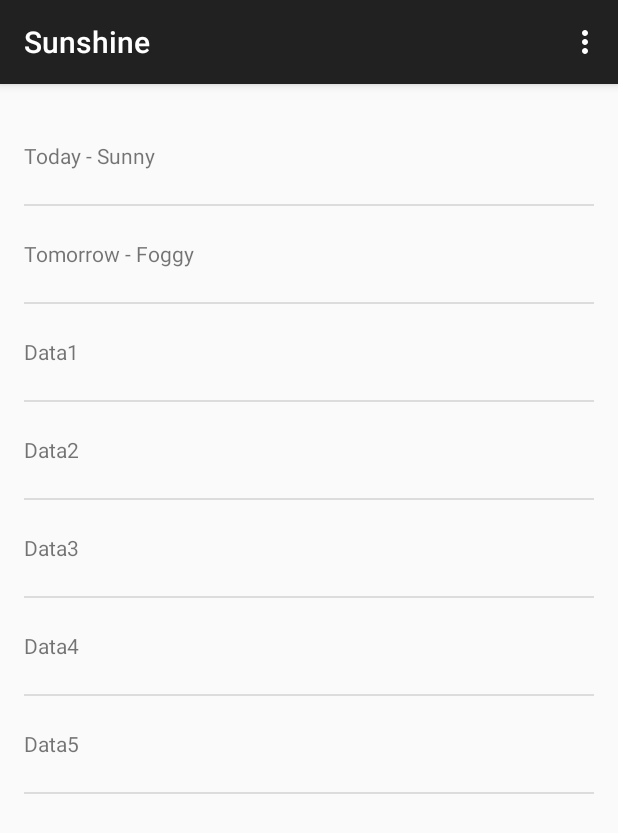
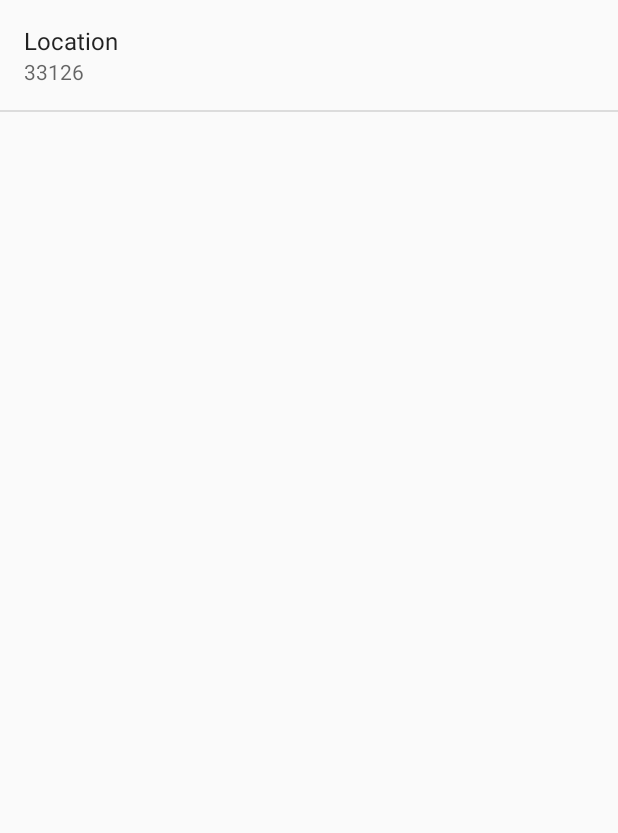
Before and after one commit to mhdaniel24/Sunshine, an Android app: the screen it shows after launch (MainActivity before the commit, SettingsActivity after it), in the options menu, after a tap on "Settings", on a phone screen of 412 x 824 dp. Shown: the top 833 px of the screen. Run offline under Robolectric (Android 15) with nearby library versions, the phone set to English and light mode, and no system bars.

Commit message:
Sunshine app settings created

```diff
--- a/app/build.gradle
+++ b/app/build.gradle
@@ -22,4 +22,5 @@ android {
 dependencies {
     compile fileTree(dir: 'libs', include: ['*.jar'])
     compile 'com.android.support:appcompat-v7:22.2.1'
+    compile 'com.android.support:support-v4:22.2.1'
 }
--- a/app/src/main/java/com/example/android/sunshine/app/DetailActivity.java
+++ b/app/src/main/java/com/example/android/sunshine/app/DetailActivity.java
@@ -1,5 +1,6 @@
 package com.example.android.sunshine.app;
 
+import android.content.Intent;
 import android.support.v7.app.ActionBarActivity;
 import android.os.Bundle;
 import android.view.Menu;
@@ -31,6 +32,7 @@ public class DetailActivity extends ActionBarActivity {
 
         //noinspection SimplifiableIfStatement
         if (id == R.id.action_settings) {
+            startActivity(new Intent(this, SettingsActivity.class));
             return true;
         }
 
--- a/app/src/main/java/com/example/android/sunshine/app/MainActivity.java
+++ b/app/src/main/java/com/example/android/sunshine/app/MainActivity.java
@@ -1,7 +1,8 @@
 package com.example.android.sunshine.app;
 
+import android.content.Intent;
+import android.os.Bundle;
 import android.support.v7.app.ActionBarActivity;
-import android.os.Bundle;
 import android.view.Menu;
 import android.view.MenuItem;
 
@@ -31,6 +32,7 @@ public class MainActivity extends ActionBarActivity {
 
         //noinspection SimplifiableIfStatement
         if (id == R.id.action_settings) {
+            startActivity(new Intent(this, SettingsActivity.class));
             return true;
         }
 
--- a/app/src/main/java/com/example/android/sunshine/app/MainActivityFragment.java
+++ b/app/src/main/java/com/example/android/sunshine/app/MainActivityFragment.java
@@ -1,9 +1,11 @@
 package com.example.android.sunshine.app;
 
 import android.content.Intent;
+import android.content.SharedPreferences;
 import android.net.Uri;
 import android.os.AsyncTask;
 import android.os.Bundle;
+import android.preference.PreferenceManager;
 import android.support.v4.app.Fragment;
 import android.util.Log;
 import android.view.LayoutInflater;
@@ -25,8 +27,6 @@ import java.io.InputStreamReader;
 import java.net.HttpURLConnection;
 import java.net.URL;
 import java.util.ArrayList;
-import java.util.Arrays;
-import java.util.List;
 
 
 /**
@@ -56,29 +56,42 @@ public class  MainActivityFragment extends Fragment {
     public boolean onOptionsItemSelected(MenuItem item) {
         int id = item.getItemId();
         if(id == R.id.action_refresh){
-            FetchWeatherTask weatherTask = new FetchWeatherTask();
-            weatherTask.execute("33126");
+            updateWeather();
             return true;
         }
         return super.onOptionsItemSelected(item);
     }
 
     @Override
+    public void onStart() {
+        super.onStart();
+        updateWeather();
+    }
+
+    void updateWeather() {
+        FetchWeatherTask weatherTask = new FetchWeatherTask();
+        SharedPreferences prefs = PreferenceManager.getDefaultSharedPreferences(getActivity());
+        String location = prefs.getString(getString(R.string.pref_location_key), getString(R.string.pref_location_default));
+        weatherTask.execute(location);
+    }
+
+
+    @Override
     public View onCreateView(LayoutInflater inflater, ViewGroup container,
                              Bundle savedInstanceState) {
         View rootView = inflater.inflate(R.layout.fragment_main, container, false);
 
-        String[] forecastArray = {
-                "Today - Sunny",
-                "Tomorrow - Foggy",
-                "Data1",
-                "Data2",
-                "Data3",
-                "Data4",
-                "Data5"
-        };
+//        String[] forecastArray = {
+//                "Today - Sunny",
+//                "Tomorrow - Foggy",
+//                "Data1",
+//                "Data2",
+//                "Data3",
+//                "Data4",
+//                "Data5"
+//        };
 
-        List<String> weekForcast = new ArrayList<String>(Arrays.asList(forecastArray));
+        // List<String> weekForcast = new ArrayList<String>(Arrays.asList(forecastArray));
 
         //this is the adapter for the list view of forcast
          mForcastAdapter = new ArrayAdapter<String>(
@@ -89,7 +102,7 @@ public class  MainActivityFragment extends Fragment {
                 //id of the textview to populate
                 R.id.list_item_forcast_textview,
                 //Forcast data
-                weekForcast);
+                 new ArrayList<String>());
 
         //Get a reference to the ListView, and attach the adapter to it
         ListView listView = (ListView) rootView.findViewById(R.id.listview_forecast);
--- /dev/null
+++ b/app/src/main/java/com/example/android/sunshine/app/SettingsActivity.java
@@ -0,0 +1,302 @@
+package com.example.android.sunshine.app;
+
+import android.annotation.TargetApi;
+import android.content.Context;
+import android.content.res.Configuration;
+import android.media.Ringtone;
+import android.media.RingtoneManager;
+import android.net.Uri;
+import android.os.Build;
+import android.os.Bundle;
+import android.preference.ListPreference;
+import android.preference.Preference;
+import android.preference.PreferenceActivity;
+import android.preference.PreferenceFragment;
+import android.preference.PreferenceManager;
+import android.preference.RingtonePreference;
+import android.support.v4.app.NavUtils;
+import android.text.TextUtils;
+import android.view.MenuItem;
+
+import java.util.List;
+
+/**
+ * A {@link PreferenceActivity} that presents a set of application settings. On
+ * handset devices, settings are presented as a single list. On tablets,
+ * settings are split by category, with category headers shown to the left of
+ * the list of settings.
+ * <p/>
+ * See <a href="http://developer.android.com/design/patterns/settings.html">
+ * Android Design: Settings</a> for design guidelines and the <a
+ * href="http://developer.android.com/guide/topics/ui/settings.html">Settings
+ * API Guide</a> for more information on developing a Settings UI.
+ */
+public class SettingsActivity extends PreferenceActivity {
+    /**
+     * Determines whether to always show the simplified settings UI, where
+     * settings are presented in a single list. When false, settings are shown
+     * as a master/detail two-pane view on tablets. When true, a single pane is
+     * shown on tablets.
+     */
+    private static final boolean ALWAYS_SIMPLE_PREFS = false;
+
+    @Override
+    protected void onCreate(Bundle savedInstanceState) {
+        super.onCreate(savedInstanceState);
+
+        //it is defined in the xml file
+        //addPreferencesFromResource(R.xml.pref_general);
+        addPreferencesFromResource(R.xml.pref_general);
+        //For all preferences, attach an OnPreferenceChangeListener so the UI summary can be
+        //updated when the preference changes
+        //bindPreferenceSummaryToValue(findPreference(getString(R.string.pref_location_key)));
+        bindPreferenceSummaryToValue(findPreference(getString(R.string.pref_location_key)));
+        //setupActionBar();
+    }
+
+    /**
+     * Set up the {@link android.app.ActionBar}, if the API is available.
+     */
+    @TargetApi(Build.VERSION_CODES.HONEYCOMB)
+    private void setupActionBar() {
+        if (Build.VERSION.SDK_INT >= Build.VERSION_CODES.HONEYCOMB) {
+            // Show the Up button in the action bar.
+            getActionBar().setDisplayHomeAsUpEnabled(true);
+        }
+    }
+
+    @Override
+    public boolean onOptionsItemSelected(MenuItem item) {
+        int id = item.getItemId();
+        if (id == android.R.id.home) {
+            // This ID represents the Home or Up button. In the case of this
+            // activity, the Up button is shown. Use NavUtils to allow users
+            // to navigate up one level in the application structure. For
+            // more details, see the Navigation pattern on Android Design:
+            //
+            // http://developer.android.com/design/patterns/navigation.html#up-vs-back
+            //
+            // TODO: If Settings has multiple levels, Up should navigate up
+            // that hierarchy.
+            NavUtils.navigateUpFromSameTask(this);
+            return true;
+        }
+        return super.onOptionsItemSelected(item);
+    }
+
+    @Override
+    protected void onPostCreate(Bundle savedInstanceState) {
+        super.onPostCreate(savedInstanceState);
+
+        setupSimplePreferencesScreen();
+    }
+
+    /**
+     * Shows the simplified settings UI if the device configuration if the
+     * device configuration dictates that a simplified, single-pane UI should be
+     * shown.
+     */
+    private void setupSimplePreferencesScreen() {
+        if (!isSimplePreferences(this)) {
+            return;
+        }
+
+        // In the simplified UI, fragments are not used at all and we instead
+        // use the older PreferenceActivity APIs.
+
+        // Add 'general' preferences.
+        // addPreferencesFromResource(R.xml.pref_general);
+
+        // Add 'notifications' preferences, and a corresponding header.
+        //PreferenceCategory fakeHeader = new PreferenceCategory(this);
+        // fakeHeader.setTitle(R.string.pref_header_notifications);
+        // getPreferenceScreen().addPreference(fakeHeader);
+        //       addPreferencesFromResource(R.xml.pref_notification);
+
+        // Add 'data and sync' preferences, and a corresponding header.
+        //       fakeHeader = new PreferenceCategory(this);
+//        fakeHeader.setTitle(R.string.pref_header_data_sync);
+//        getPreferenceScreen().addPreference(fakeHeader);
+//        addPreferencesFromResource(R.xml.pref_data_sync);
+
+        // Bind the summaries of EditText/List/Dialog/Ringtone preferences to
+        // their values. When their values change, their summaries are updated
+        // to reflect the new value, per the Android Design guidelines.
+//        bindPreferenceSummaryToValue(findPreference("example_text"));
+//        bindPreferenceSummaryToValue(findPreference("example_list"));
+//        bindPreferenceSummaryToValue(findPreference("notifications_new_message_ringtone"));
+//        bindPreferenceSummaryToValue(findPreference("sync_frequency"));
+    }
+
+    /**
+     * {@inheritDoc}
+     */
+    @Override
+    public boolean onIsMultiPane() {
+        return isXLargeTablet(this) && !isSimplePreferences(this);
+    }
+
+    /**
+     * Helper method to determine if the device has an extra-large screen. For
+     * example, 10" tablets are extra-large.
+     */
+    private static boolean isXLargeTablet(Context context) {
+        return (context.getResources().getConfiguration().screenLayout
+                & Configuration.SCREENLAYOUT_SIZE_MASK) >= Configuration.SCREENLAYOUT_SIZE_XLARGE;
+    }
+
+    /**
+     * Determines whether the simplified settings UI should be shown. This is
+     * true if this is forced via {@link #ALWAYS_SIMPLE_PREFS}, or the device
+     * doesn't have newer APIs like {@link PreferenceFragment}, or the device
+     * doesn't have an extra-large screen. In these cases, a single-pane
+     * "simplified" settings UI should be shown.
+     */
+    private static boolean isSimplePreferences(Context context) {
+        return ALWAYS_SIMPLE_PREFS
+                || Build.VERSION.SDK_INT < Build.VERSION_CODES.HONEYCOMB
+                || !isXLargeTablet(context);
+    }
+
+    /**
+     * {@inheritDoc}
+     */
+    @Override
+    @TargetApi(Build.VERSION_CODES.HONEYCOMB)
+    public void onBuildHeaders(List<Header> target) {
+        if (!isSimplePreferences(this)) {
+            loadHeadersFromResource(R.xml.pref_headers, target);
+        }
+    }
+
+    /**
+     * A preference value change listener that updates the preference's summary
+     * to reflect its new value.
+     */
+    private static Preference.OnPreferenceChangeListener sBindPreferenceSummaryToValueListener = new Preference.OnPreferenceChangeListener() {
+        @Override
+        public boolean onPreferenceChange(Preference preference, Object value) {
+            String stringValue = value.toString();
+
+            if (preference instanceof ListPreference) {
+                // For list preferences, look up the correct display value in
+                // the preference's 'entries' list.
+                ListPreference listPreference = (ListPreference) preference;
+                int index = listPreference.findIndexOfValue(stringValue);
+
+                // Set the summary to reflect the new value.
+                preference.setSummary(
+                        index >= 0
+                                ? listPreference.getEntries()[index]
+                                : null);
+
+            } else if (preference instanceof RingtonePreference) {
+                // For ringtone preferences, look up the correct display value
+                // using RingtoneManager.
+                if (TextUtils.isEmpty(stringValue)) {
+                    // Empty values correspond to 'silent' (no ringtone).
+                    preference.setSummary(R.string.pref_ringtone_silent);
+
+                } else {
+                    Ringtone ringtone = RingtoneManager.getRingtone(
+                            preference.getContext(), Uri.parse(stringValue));
+
+                    if (ringtone == null) {
+                        // Clear the summary if there was a lookup error.
+                        preference.setSummary(null);
+                    } else {
+                        // Set the summary to reflect the new ringtone display
+                        // name.
+                        String name = ringtone.getTitle(preference.getContext());
+                        preference.setSummary(name);
+                    }
+                }
+
+            } else {
+                // For all other preferences, set the summary to the value's
+                // simple string representation.
+                preference.setSummary(stringValue);
+            }
+            return true;
+        }
+    };
+
+    /**
+     * Binds a preference's summary to its value. More specifically, when the
+     * preference's value is changed, its summary (line of text below the
+     * preference title) is updated to reflect the value. The summary is also
+     * immediately updated upon calling this method. The exact display format is
+     * dependent on the type of preference.
+     *
+     * @see #sBindPreferenceSummaryToValueListener
+     */
+    private static void bindPreferenceSummaryToValue(Preference preference) {
+        // Set the listener to watch for value changes.
+        preference.setOnPreferenceChangeListener(sBindPreferenceSummaryToValueListener);
+
+        // Trigger the listener immediately with the preference's
+        // current value.
+        sBindPreferenceSummaryToValueListener.onPreferenceChange(preference,
+                PreferenceManager
+                        .getDefaultSharedPreferences(preference.getContext())
+                        .getString(preference.getKey(), ""));
+    }
+
+    /**
+     * This fragment shows general preferences only. It is used when the
+     * activity is showing a two-pane settings UI.
+     */
+    @TargetApi(Build.VERSION_CODES.HONEYCOMB)
+    public static class GeneralPreferenceFragment extends PreferenceFragment {
+        @Override
+        public void onCreate(Bundle savedInstanceState) {
+            super.onCreate(savedInstanceState);
+            addPreferencesFromResource(R.xml.pref_general);
+
+            // Bind the summaries of EditText/List/Dialog/Ringtone preferences
+            // to their values. When their values change, their summaries are
+            // updated to reflect the new value, per the Android Design
+            // guidelines.
+            bindPreferenceSummaryToValue(findPreference("example_text"));
+            bindPreferenceSummaryToValue(findPreference("example_list"));
+        }
+    }
+
+    /**
+     * This fragment shows notification preferences only. It is used when the
+     * activity is showing a two-pane settings UI.
+     */
+    @TargetApi(Build.VERSION_CODES.HONEYCOMB)
+    public static class NotificationPreferenceFragment extends PreferenceFragment {
+        @Override
+        public void onCreate(Bundle savedInstanceState) {
+            super.onCreate(savedInstanceState);
+            addPreferencesFromResource(R.xml.pref_notification);
+
+            // Bind the summaries of EditText/List/Dialog/Ringtone preferences
+            // to their values. When their values change, their summaries are
+            // updated to reflect the new value, per the Android Design
+            // guidelines.
+            bindPreferenceSummaryToValue(findPreference("notifications_new_message_ringtone"));
+        }
+    }
+
+    /**
+     * This fragment shows data and sync preferences only. It is used when the
+     * activity is showing a two-pane settings UI.
+     */
+    @TargetApi(Build.VERSION_CODES.HONEYCOMB)
+    public static class DataSyncPreferenceFragment extends PreferenceFragment {
+        @Override
+        public void onCreate(Bundle savedInstanceState) {
+            super.onCreate(savedInstanceState);
+            addPreferencesFromResource(R.xml.pref_data_sync);
+
+            // Bind the summaries of EditText/List/Dialog/Ringtone preferences
+            // to their values. When their values change, their summaries are
+            // updated to reflect the new value, per the Android Design
+            // guidelines.
+            bindPreferenceSummaryToValue(findPreference("sync_frequency"));
+        }
+    }
+}
--- a/app/src/main/res/values/strings.xml
+++ b/app/src/main/res/values/strings.xml
@@ -4,4 +4,8 @@
     <string name="action_settings">Settings</string>
     <string name="title_activity_detail">DetailActivity</string>
     <string name="hello_world">Hello world!</string>
+
+    <string name="pref_location_label">Location</string>
+    <string name="pref_location_key" translatable="false">location</string>
+    <string name="pref_location_default" translatable="false">33126</string>
 </resources>
--- /dev/null
+++ b/app/src/main/res/values/strings_activity_settings.xml
@@ -0,0 +1,61 @@
+<resources>
+    <string name="title_activity_settings">Settings</string>
+
+    <!-- Strings related to Settings -->
+
+    <!-- Example General settings -->
+    <string name="pref_header_general">General</string>
+
+    <string name="pref_title_social_recommendations">Enable social recommendations</string>
+    <string name="pref_description_social_recommendations">Recommendations for people to contact
+        based on your message history
+    </string>
+
+    <string name="pref_title_display_name">Display name</string>
+    <string name="pref_default_display_name">John Smith</string>
+
+    <string name="pref_title_add_friends_to_messages">Add friends to messages</string>
+    <string-array name="pref_example_list_titles">
+        <item>Always</item>
+        <item>When possible</item>
+        <item>Never</item>
+    </string-array>
+    <string-array name="pref_example_list_values">
+        <item>1</item>
+        <item>0</item>
+        <item>-1</item>
+    </string-array>
+
+    <!-- Example settings for Data & Sync -->
+    <string name="pref_header_data_sync">Data &amp; sync</string>
+
+    <string name="pref_title_sync_frequency">Sync frequency</string>
+    <string-array name="pref_sync_frequency_titles">
+        <item>15 minutes</item>
+        <item>30 minutes</item>
+        <item>1 hour</item>
+        <item>3 hours</item>
+        <item>6 hours</item>
+        <item>Never</item>
+    </string-array>
+    <string-array name="pref_sync_frequency_values">
+        <item>15</item>
+        <item>30</item>
+        <item>60</item>
+        <item>180</item>
+        <item>360</item>
+        <item>-1</item>
+    </string-array>
+
+    <string name="pref_title_system_sync_settings">System sync settings</string>
+
+    <!-- Example settings for Notifications -->
+    <string name="pref_header_notifications">Notifications</string>
+
+    <string name="pref_title_new_message_notifications">New message notifications</string>
+
+    <string name="pref_title_ringtone">Ringtone</string>
+    <string name="pref_ringtone_silent">Silent</string>
+
+    <string name="pref_title_vibrate">Vibrate</string>
+</resources>
--- /dev/null
+++ b/app/src/main/res/xml/pref_data_sync.xml
@@ -0,0 +1,21 @@
+<PreferenceScreen xmlns:android="http://schemas.android.com/apk/res/android">
+
+    <!-- NOTE: Hide buttons to simplify the UI. Users can touch outside the dialog to
+         dismiss it. -->
+    <!-- NOTE: ListPreference's summary should be set to its value by the activity code. -->
+    <ListPreference
+        android:key="sync_frequency"
+        android:title="@string/pref_title_sync_frequency"
+        android:entries="@array/pref_sync_frequency_titles"
+        android:entryValues="@array/pref_sync_frequency_values"
+        android:defaultValue="180"
+        android:negativeButtonText="@null"
+        android:positiveButtonText="@null" />
+
+    <!-- This preference simply launches an intent when selected. Use this UI sparingly, per
+         design guidelines. -->
+    <Preference android:title="@string/pref_title_system_sync_settings">
+        <intent android:action="android.settings.SYNC_SETTINGS" />
+    </Preference>
+
+</PreferenceScreen>
--- /dev/null
+++ b/app/src/main/res/xml/pref_general.xml
@@ -0,0 +1,48 @@
+<PreferenceScreen xmlns:android="http://schemas.android.com/apk/res/android"
+    android:layout_width="match_parent"
+    android:layout_height="match_parent">
+
+    <!--
+        <CheckBoxPreference
+            android:key="example_checkbox"
+            android:title="@string/pref_title_social_recommendations"
+            android:summary="@string/pref_description_social_recommendations"
+            android:defaultValue="true" />
+    -->
+    <!-- NOTE: EditTextPreference accepts EditText attributes. -->
+    <!-- NOTE: EditTextPreference's summary should be set to its value by the activity code. -->
+
+    <!--
+        <EditTextPreference
+            android:key="example_text"
+            android:title="@string/pref_title_display_name"
+            android:defaultValue="@string/pref_default_display_name"
+            android:selectAllOnFocus="true"
+            android:inputType="textCapWords"
+            android:capitalize="words"
+            android:singleLine="true"
+            android:maxLines="1" />
+    -->
+    <!-- NOTE: Hide buttons to simplify the UI. Users can touch outside the dialog to
+         dismiss it. -->
+    <!-- NOTE: ListPreference's summary should be set to its value by the activity code. -->
+
+    <!--
+        <ListPreference
+            android:key="example_list"
+            android:title="@string/pref_title_add_friends_to_messages"
+            android:defaultValue="-1"
+            android:entries="@array/pref_example_list_titles"
+            android:entryValues="@array/pref_example_list_values"
+            android:negativeButtonText="@null"
+            android:positiveButtonText="@null" />
+    -->
+
+    <EditTextPreference
+        android:key="@string/pref_location_key"
+        android:title="@string/pref_location_label"
+        android:defaultValue="@string/pref_location_default"
+        android:inputType="text"
+        android:singleLine="true" />
+
+</PreferenceScreen>
--- /dev/null
+++ b/app/src/main/res/xml/pref_headers.xml
@@ -0,0 +1,26 @@
+<preference-headers xmlns:android="http://schemas.android.com/apk/res/android">
+
+    <!-- These settings headers are only used on tablets. -->
+
+    <header
+        android:fragment="com.example.android.sunshine.app.SettingsActivity$GeneralPreferenceFragment"
+        android:title="@string/pref_header_general" />
+
+    <header
+        android:fragment="com.example.android.sunshine.app.SettingsActivity$NotificationPreferenceFragment"
+        android:title="@string/pref_header_notifications" />
+
+    <header
+        android:fragment="com.example.android.sunshine.app.SettingsActivity$DataSyncPreferenceFragment"
+        android:title="@string/pref_header_data_sync" />
+    <header
+        android:fragment="com.example.android.sunshine.app.SettingsActivity$GeneralPreferenceFragment"
+        android:title="@string/pref_header_general" />
+    <header
+        android:fragment="com.example.android.sunshine.app.SettingsActivity$NotificationPreferenceFragment"
+        android:title="@string/pref_header_notifications" />
+    <header
+        android:fragment="com.example.android.sunshine.app.SettingsActivity$DataSyncPreferenceFragment"
+        android:title="@string/pref_header_data_sync" />
+
+</preference-headers>
--- /dev/null
+++ b/app/src/main/res/xml/pref_notification.xml
@@ -0,0 +1,27 @@
+<PreferenceScreen xmlns:android="http://schemas.android.com/apk/res/android">
+
+    <!-- A 'parent' preference, which enables/disables child preferences (below)
+         when checked/unchecked. -->
+    <CheckBoxPreference
+        android:key="notifications_new_message"
+        android:title="@string/pref_title_new_message_notifications"
+        android:defaultValue="true" />
+
+    <!-- Allows the user to choose a ringtone in the 'notification' category. -->
+    <!-- NOTE: This preference will be enabled only when the checkbox above is checked. -->
+    <!-- NOTE: RingtonePreference's summary should be set to its value by the activity code. -->
+    <RingtonePreference
+        android:dependency="notifications_new_message"
+        android:key="notifications_new_message_ringtone"
+        android:title="@string/pref_title_ringtone"
+        android:ringtoneType="notification"
+        android:defaultValue="content://settings/system/notification_sound" />
+
+    <!-- NOTE: This preference will be enabled only when the checkbox above is checked. -->
+    <CheckBoxPreference
+        android:dependency="notifications_new_message"
+        android:key="notifications_new_message_vibrate"
+        android:title="@string/pref_title_vibrate"
+        android:defaultValue="true" />
+
+</PreferenceScreen>
```
Also changed, not shown: app/src/main/AndroidManifest.xml (+8 -0 lines).
